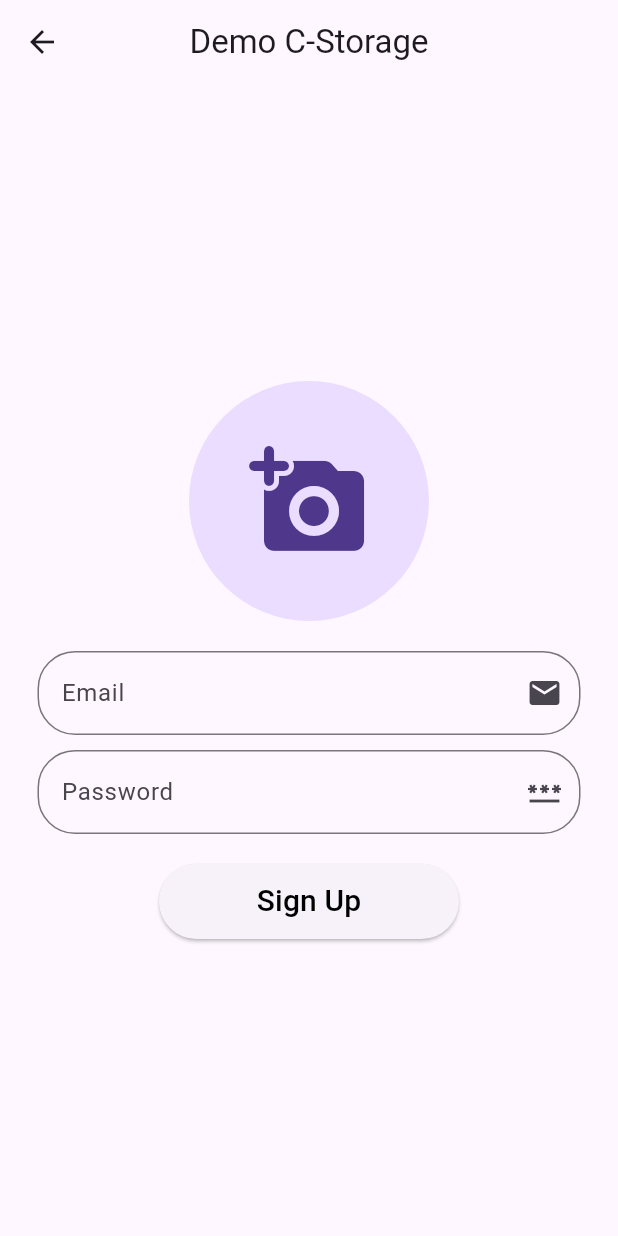
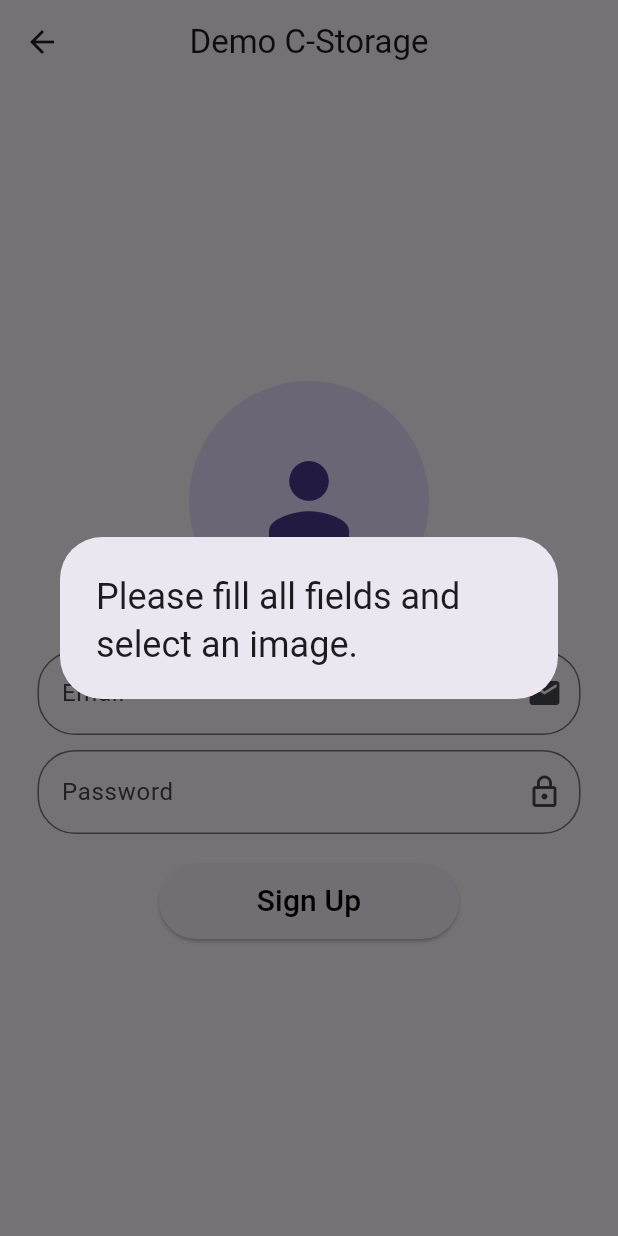
Before and after one commit to iamkrishnagupta/flutterbase, a Flutter app: the DemoPage screen opened directly, after a tap on "Sign Up", on a phone screen of 412 x 824 dp. Run offline on Flutter 3.47's test engine with Material 3 defaults, Android fonts, the phone set to English and light mode, and no system bars; our stand-ins replace cloud_firestore, firebase_auth, firebase_core, firebase_storage, image_picker; accounts and stored records are empty.

Commit message:
Image Uploaded to cloud Storage

```diff
--- a/lib/C-Storage/demopage.dart
+++ b/lib/C-Storage/demopage.dart
@@ -1,6 +1,8 @@
 import 'dart:developer';
 import 'dart:io';
-
+import 'package:cloud_firestore/cloud_firestore.dart';
+import 'package:firebase_auth/firebase_auth.dart';
+import 'package:firebase_storage/firebase_storage.dart';
 import 'package:flutter/material.dart';
 import 'package:flutterbase/Components/ui_components.dart';
 import 'package:image_picker/image_picker.dart';
@@ -17,7 +19,30 @@ class _DemoPageState extends State<DemoPage> {
   TextEditingController passwordController = TextEditingController();
   File? pickedImage;
 
-  // Function to display the image selection dialog
+  void signUp(String email, String password) async {
+    if (email.isEmpty || password.isEmpty || pickedImage == null) {
+      Components.customAlertBox(
+          context, "Please fill all fields and select an image.");
+      return;
+    }
+    try {
+      UserCredential userCredential = await FirebaseAuth.instance.createUserWithEmailAndPassword(
+        email: email,
+        password: password,
+      );
+      log('User registered: ${userCredential.user!.email}');
+      uploadData();
+    } on FirebaseAuthException catch (e) {
+      log('Firebase Auth Error: ${e.message}');
+      Components.customAlertBox(
+          context, e.message ?? "An unknown error occurred with Firebase.");
+    } catch (e) {
+      log('General Error during signUp: $e');
+      Components.customAlertBox(
+          context, "An error occurred. Please try again.");
+    }
+  }
+
   void showAlertBox() {
     showDialog(
       context: context,
@@ -50,7 +75,6 @@ class _DemoPageState extends State<DemoPage> {
     );
   }
 
-  // Function to handle image picking
   Future<void> pickImage(ImageSource source) async {
     try {
       final picker = ImagePicker();
@@ -61,7 +85,7 @@ class _DemoPageState extends State<DemoPage> {
         });
       }
     } catch (e) {
-      log(e.toString());
+      log('Error picking image: $e');
     }
   }
 
@@ -80,14 +104,18 @@ class _DemoPageState extends State<DemoPage> {
             children: [
               InkWell(
                 onTap: showAlertBox,
-                child: CircleAvatar(
-                  radius: 80,
-                  backgroundImage:
-                      pickedImage != null ? FileImage(pickedImage!) : null,
-                  child: pickedImage == null
-                      ? const Icon(Icons.add_a_photo_rounded, size: 80)
-                      : null,
-                ),
+                child: pickedImage != null
+                    ? CircleAvatar(
+                        radius: 80,
+                        backgroundImage: FileImage(pickedImage!),
+                      )
+                    : const CircleAvatar(
+                        radius: 80,
+                        child: Icon(
+                          Icons.person,
+                          size: 80,
+                        ),
+                      ),
               ),
               const SizedBox(height: 20),
               Components.customTextField(
@@ -100,12 +128,14 @@ class _DemoPageState extends State<DemoPage> {
               Components.customTextField(
                 passwordController,
                 "Password",
-                Icons.password,
+                Icons.lock_outline,
                 true,
               ),
               const SizedBox(height: 20),
               Components.customButton(
-                () {},
+                () {
+                  signUp(emailController.text, passwordController.text);
+                },
                 'Sign Up',
               )
             ],
@@ -114,4 +144,69 @@ class _DemoPageState extends State<DemoPage> {
       ),
     );
   }
+
+   Future<void> uploadData() async {
+  if (pickedImage == null) {
+    log('No image selected or picked image is null.');
+    return;
+  }
+  log('File to upload: ${pickedImage!.path}');
+  try {
+    String filePath = 'Profile Images/${emailController.text}';
+    log('Firebase Storage Path: $filePath');
+
+    UploadTask uploadTask = FirebaseStorage.instance
+        .ref(filePath)
+        .putFile(pickedImage!);
+    log('Upload task started');
+
+    // Listen to the upload task
+    uploadTask.snapshotEvents.listen(
+      (TaskSnapshot snapshot) {
+        switch (snapshot.state) {
+          case TaskState.running:
+            final progress = 100.0 * (snapshot.bytesTransferred / snapshot.totalBytes);
+            log('Upload is $progress% complete.');
+            break;
+          case TaskState.paused:
+            log('Upload is paused.');
+            break;
+          case TaskState.success:
+            log('Upload is successfully completed.');
+            break;
+          case TaskState.canceled:
+            log('Upload is canceled.');
+            break;
+          case TaskState.error:
+            log('Upload failed with an error.');
+            break;
+        }
+      },
+      onError: (e) {
+        log('Upload failed with error: $e');
+        Components.customAlertBox(context, "Upload failed: $e");
+      }
+    );
+
+    // Await completion of the upload
+    final taskSnapshot = await uploadTask;
+    log('File uploaded to Firebase Storage');
+
+    final url = await taskSnapshot.ref.getDownloadURL();
+    log('Download URL obtained: $url');
+
+    await FirebaseFirestore.instance
+        .collection("Users")
+        .doc(emailController.text)
+        .set({
+      "email": emailController.text,
+      "image": url,
+    });
+    log('User data uploaded successfully to Firestore');
+  } catch (e) {
+    log('Error uploading user data: $e');
+    Components.customAlertBox(
+        context, "Failed to upload data: ${e.toString()}");
+  }
 }
+}
--- a/pubspec.yaml
+++ b/pubspec.yaml
@@ -10,6 +10,7 @@ dependencies:
   cloud_firestore: ^4.17.0
   firebase_auth: ^4.19.2
   firebase_core: ^2.30.0
+  firebase_storage: ^11.7.2
   flutter:
     sdk: flutter
   image_picker: ^1.1.0
```
Also changed, not shown: pubspec.lock, 3 other files.
